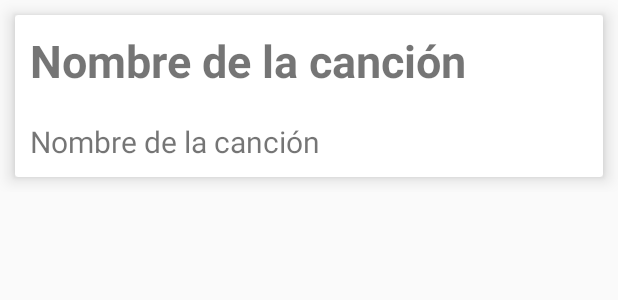
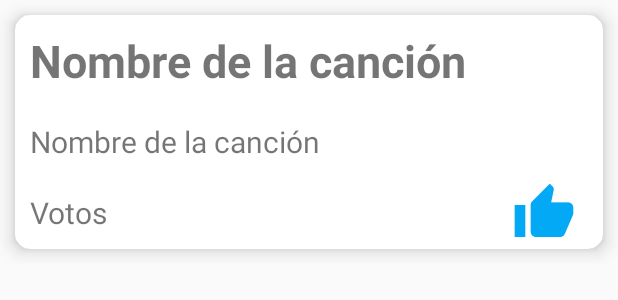
Before and after one commit to andresmao23/Complaciente, an Android app: the layout template_canciones.xml on its own in the app's theme, with its tools: preview values and no code run, on a phone screen of 412 x 824 dp. Shown: the top 300 px of the screen. Run offline under Robolectric (Android 15) with nearby library versions, the phone set to English and light mode, and no system bars.

Commit message:
Modulo de votos para los discos y ordenamiento de discos por cantidad de votos realizado

```diff
--- a/app/src/main/AndroidManifest.xml
+++ b/app/src/main/AndroidManifest.xml
@@ -12,7 +12,7 @@
         android:theme="@style/AppTheme">
         <meta-data
             android:name="DATABASE"
-            android:value="complaciente.db" />
+            android:value="pander.db" />
         <meta-data
             android:name="VERSION"
             android:value="1" />
--- a/app/src/main/java/com/amcaicedo/sena/complaciente/Util/AppUtil.java
+++ b/app/src/main/java/com/amcaicedo/sena/complaciente/Util/AppUtil.java
@@ -11,5 +11,6 @@ public class AppUtil {
     public static final String KEY_USR_IMG = "usr_img";
     public static final String KEY_USR_IMG_BANNER = "usr_img_banner";
     public static final String KEY_LOGIN = "login";
+    public static final String KEY_BAR = "bar";
 
 }
--- a/app/src/main/res/layout/template_canciones.xml
+++ b/app/src/main/res/layout/template_canciones.xml
@@ -9,7 +9,8 @@
         android:layout_width="match_parent"
         android:layout_height="wrap_content"
         android:layout_margin="@dimen/padding_small"
-        app:cardElevation="7dp">
+        app:cardElevation="7dp"
+        app:cardCornerRadius="10dp">
 
         <RelativeLayout
             android:layout_width="match_parent"
@@ -31,6 +32,32 @@
                 android:textSize="@dimen/nombre_autor"
                 android:layout_below="@id/tvNombreCancion"
                 android:padding="@dimen/padding_small"/>
+
+            <LinearLayout
+                android:layout_width="match_parent"
+                android:layout_height="wrap_content"
+                android:orientation="horizontal"
+                android:layout_below="@id/tvNombreAutor">
+
+                <TextView
+                    android:id="@+id/tvVotos"
+                    android:layout_width="0dp"
+                    android:layout_height="wrap_content"
+                    android:layout_weight="4"
+                    android:text="Votos"
+                    android:textSize="@dimen/nombre_autor"
+                    android:layout_below="@id/tvNombreAutor"
+                    android:padding="@dimen/padding_small"/>
+
+                <ImageView
+                    android:id="@+id/imgLike"
+                    android:layout_width="0dp"
+                    android:layout_height="wrap_content"
+                    android:layout_weight="1"
+                    android:src="@mipmap/ic_like"/>
+
+            </LinearLayout>
+
         </RelativeLayout>
 
     </android.support.v7.widget.CardView>
--- a/app/src/main/res/layout/template_promocion.xml
+++ b/app/src/main/res/layout/template_promocion.xml
@@ -9,7 +9,8 @@
         android:layout_width="match_parent"
         android:layout_height="wrap_content"
         android:layout_margin="@dimen/padding_small"
-        app:cardElevation="7dp">
+        app:cardElevation="7dp"
+        app:cardCornerRadius="10dp">
 
         <RelativeLayout
             android:layout_width="match_parent"
```
Also changed, not shown: app/src/main/java/com/amcaicedo/sena/complaciente/CancionesActivity.java (+7 -3 lines), app/src/main/java/com/amcaicedo/sena/complaciente/PromoDetailActivity.java (+13 -0 lines), app/src/main/java/com/amcaicedo/sena/complaciente/adapters/CancionesAdapter.java (+72 -2 lines), app/src/main/java/com/amcaicedo/sena/complaciente/models/Cancion.java (+22 -1 lines), app/src/main/ic_like-web.png (added), app/src/main/res/mipmap-hdpi/ic_like.png (added), app/src/main/res/mipmap-mdpi/ic_like.png (added), app/src/main/res/mipmap-xhdpi/ic_like.png (added), app/src/main/res/mipmap-xxhdpi/ic_like.png (added), app/src/main/res/mipmap-xxxhdpi/ic_like.png (added).
